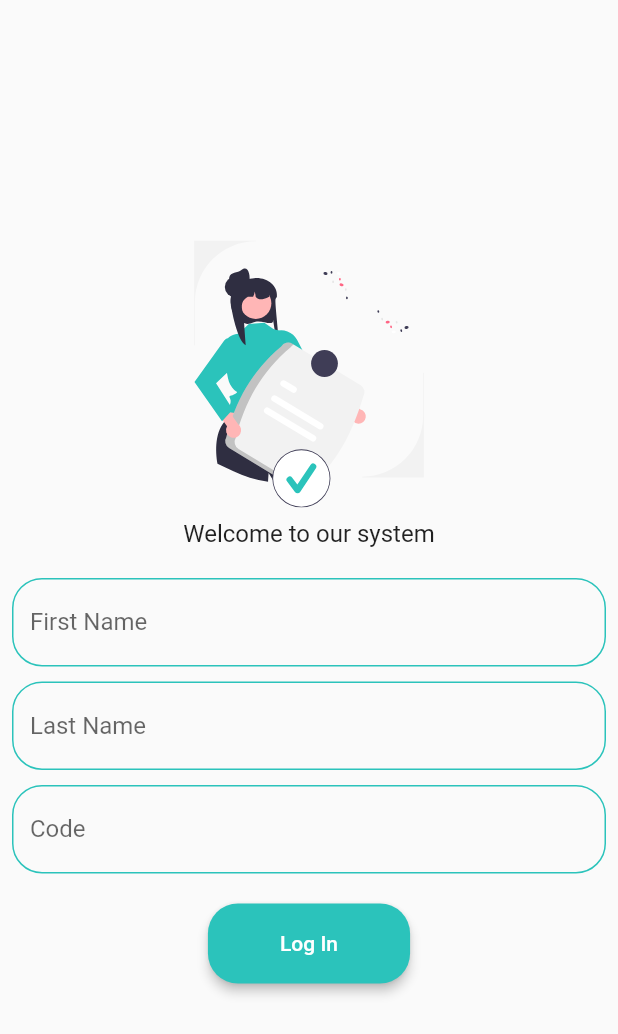
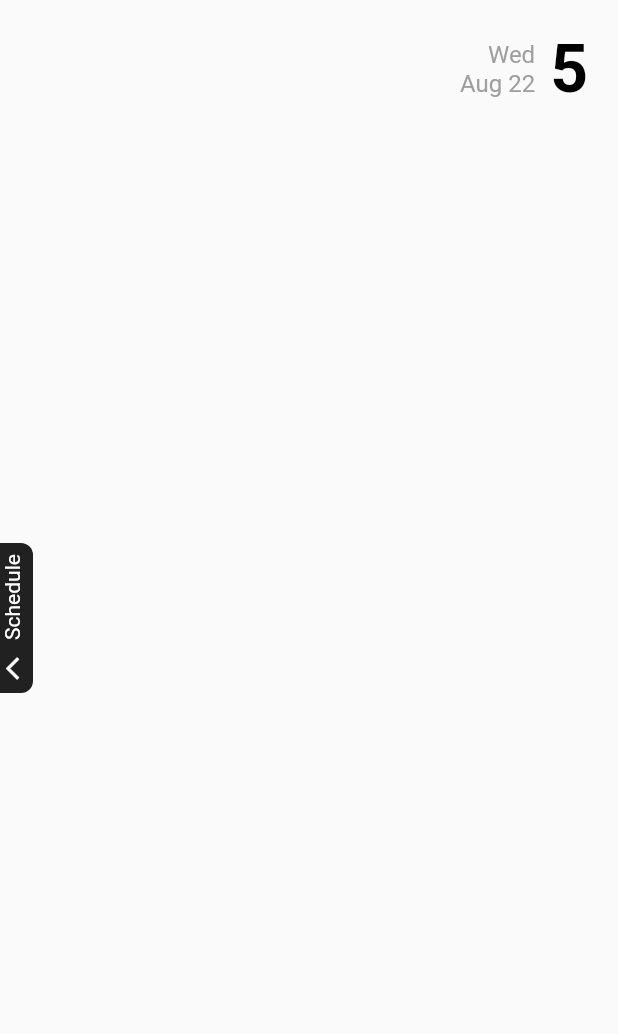
Before and after one commit to Bisher01/SMS_mobile, a Flutter app: the LoginScreen screen opened by its route, after a tap on "Log In", on a phone screen of 412 x 824 dp. Shown: the top 1034 px of the screen. Run offline on Flutter 3.47's test engine with Material 2 defaults, Android fonts, the phone set to English and light mode, and no system bars; our stand-ins replace connectivity_plus, dio, flutter_svg, pretty_dio_logger, retrofit, smooth_page_indicator; generated files the repository leaves out were written again.

Commit message:
add schedule page

```diff
--- a/lib/main.dart
+++ b/lib/main.dart
@@ -1,5 +1,6 @@
 import 'package:flutter/material.dart';
 import 'package:sms_mobile/screens/screens.dart';
+
 
 void main() {
   runApp(const MyApp());
@@ -18,6 +19,7 @@ class MyApp extends StatelessWidget {
       home: const WelcomeScreen(),
       routes: {
         '/login': (context)=>const LoginScreen(),
+        '/schedule' : (context) => const Schedule(),
       },
     );
   }
--- a/lib/screens/login.dart
+++ b/lib/screens/login.dart
@@ -318,7 +318,7 @@ class _LoginScreenState extends State<LoginScreen> {
                           ),
                         ),
                         onPressed: () {
-
+                          Navigator.pushNamed(context, '/schedule');
                         },
                         child: const Text(
                           'Log In',
--- a/lib/screens/screens.dart
+++ b/lib/screens/screens.dart
@@ -6,3 +6,4 @@ export 'student/profile.dart';
 export 'teacher/profile.dart';
 export 'parent/profile.dart';
 export 'mentor/profile.dart';
+export 'student/schedule.dart';
--- /dev/null
+++ b/lib/screens/student/schedule.dart
@@ -0,0 +1,163 @@
+import 'package:flutter/material.dart';
+
+class Schedule extends StatefulWidget {
+  const Schedule({Key? key}) : super(key: key);
+
+  @override
+  State<Schedule> createState() => _ScheduleState();
+}
+
+class _ScheduleState extends State<Schedule> {
+  double _width = 0;
+  bool isOpened=false;
+  List<String> days = ['Mon', 'Tue', 'Wed', 'Thu', 'Fri', 'Sat', 'Sun'];
+  List<String> months = [
+    'Jan',
+    'Feb',
+    'Mar',
+    'Apr',
+    'May',
+    'Jun',
+    'Jul',
+    'Aug',
+    'Sep',
+    'Oct',
+    'Nov',
+    'Dec'
+  ];
+
+  @override
+  Widget build(BuildContext context) {
+    return Scaffold(
+      body: Row(
+        children: [
+          Row(
+            crossAxisAlignment: CrossAxisAlignment.center,
+            children: [
+              AnimatedContainer(
+                width: _width,
+                height: MediaQuery.of(context).size.height,
+                color: Colors.black87,
+                duration: Duration(milliseconds: 200),
+                child: Column(
+                  children: [
+                  ],
+                ),
+              ),
+              GestureDetector(
+                onHorizontalDragStart: (_){
+                  setState((){
+                    if(isOpened) {
+                      _width = 10;
+                      isOpened = false;
+                    }
+                    else{
+                      _width = 80;
+                      isOpened = true;
+                    }
+                  });
+                },
+                // onTap: (){
+                //   setState((){
+                //     if(isOpened) {
+                //         _width = 10;
+                //         isOpened = false;
+                //     }
+                //     else{
+                //         _width = 80;
+                //         isOpened = true;
+                //     }
+                //   });
+                // },
+                child: Center(
+                  child: Container(
+                    decoration: const BoxDecoration(
+                        color: Colors.black87,
+                        borderRadius: BorderRadius.only(
+                            topRight: Radius.circular(8),
+                            bottomRight: Radius.circular(8))),
+                    height: 100,
+                    child: Column(
+                      mainAxisAlignment: MainAxisAlignment.center,
+                      crossAxisAlignment: CrossAxisAlignment.center,
+                      children: const [
+                        Padding(
+                          padding: EdgeInsets.only(right: 5.0),
+                          child: RotatedBox(
+                            quarterTurns: 3,
+                            child: Text(
+                              'Schedule',
+                              style: TextStyle(color: Colors.white),
+                            ),
+                          ),
+                        ),
+                        SizedBox(
+                          height: 10,
+                        ),
+                        Padding(
+                          padding: EdgeInsets.only(left: 4.0),
+                          child: Icon(
+                            Icons.arrow_back_ios,
+                            color: Colors.white,
+                            size: 18,
+                          ),
+                        )
+                      ],
+                    ),
+                  ),
+                ),
+              ),
+            ],
+          ),
+          Expanded(
+            child: Column(
+              crossAxisAlignment: CrossAxisAlignment.end,
+              children: [
+                Padding(
+                  padding: const EdgeInsets.only(top: 20.0, right: 20),
+                  child: Row(
+                    mainAxisSize: MainAxisSize.max,
+                    mainAxisAlignment: MainAxisAlignment.end,
+                    children: [
+                      Column(
+                        mainAxisAlignment: MainAxisAlignment.center,
+                        crossAxisAlignment: CrossAxisAlignment.end,
+                        children: [
+                          Text(
+                            days[DateTime.now().weekday],
+                            style: TextStyle(
+                              color: Colors.grey,
+                              fontSize: 16,
+                            ),
+                          ),
+                          Text(
+                            '${months[DateTime.now().month]} ${DateTime.now().year.toString().substring(2)}',
+                            style: TextStyle(
+                              color: Colors.grey,
+                              fontSize: 16,
+                            ),
+                          )
+                        ],
+                      ),
+                      SizedBox(
+                        width: 10,
+                      ),
+                      Text(
+                        DateTime.now().day.toString(),
+                        style: TextStyle(
+                          color: Colors.black,
+                          fontWeight: FontWeight.w700,
+                          fontSize: 44,
+                        ),
+                      ),
+                    ],
+                  ),
+                ),
+              ],
+            ),
+          )
+        ],
+      ),
+    );
+  }
+}
```
